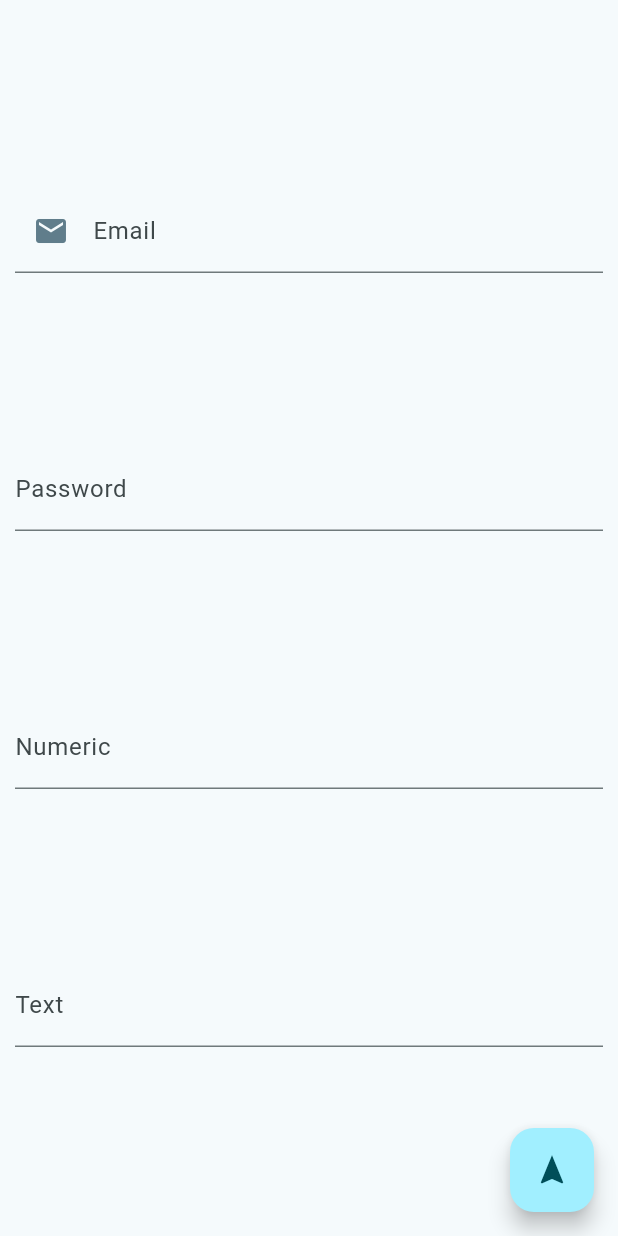
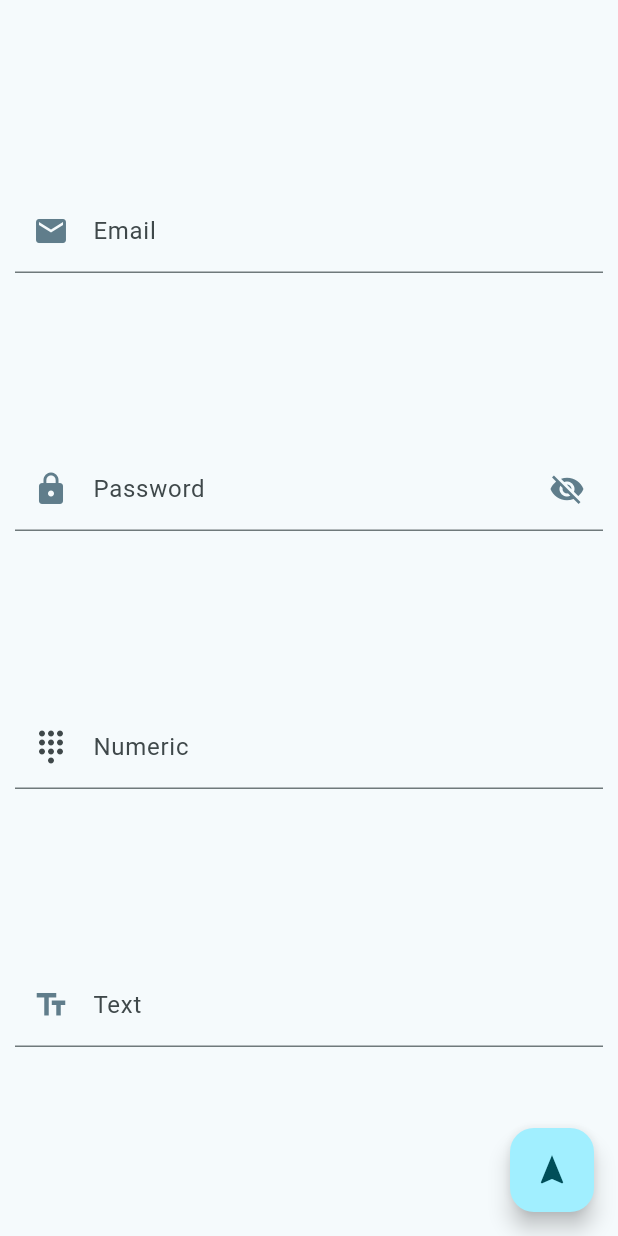
Before and after one commit to jvcss/anotes, a Flutter app: the screen it shows after launch, on a phone screen of 412 x 824 dp. Run offline on Flutter 3.47's test engine with Material 2 defaults, Android fonts, the light colour scheme and no system bars; our stand-ins replace email_validator, firebase_auth, firebase_core, sqflite; accounts and stored records are empty.

Commit message:
add UI Input widgets

```diff
--- a/lib/main.dart
+++ b/lib/main.dart
@@ -32,13 +32,13 @@ void main() {
         ChangeNotifierProvider(create: (context) => TopicProvider()),
         ChangeNotifierProvider(create: (context) => AuthenticationProvider()),
       ],
-      builder: (context, child) => /**const */ App(),
+      builder: (context, child) => const App(),
     ),
   );
 }
 
 class App extends StatelessWidget {
-  App({Key? key}) : super(key: key);
+  const App({Key? key}) : super(key: key);
 
   @override
   Widget build(BuildContext context) {
@@ -82,7 +82,6 @@ class Tester extends StatelessWidget {
                   mainAxisAlignment: MainAxisAlignment.spaceEvenly,
                   children: [
                     Input(
-                      key: key,
                       label: 'Email',
                       controller: emailController,
                       inputType: InputType.email,
@@ -96,11 +95,13 @@ class Tester extends StatelessWidget {
                       label: 'Numeric',
                       controller: numberController,
                       inputType: InputType.numeric,
+                      acceptsFloat: true,
                     ),
                     Input(
                       label: 'Text',
                       controller: textController,
                       inputType: InputType.text,
+                      multiline: true,
                     ),
                   ],
                 ))));
--- a/lib/ui/components/inputs.dart
+++ b/lib/ui/components/inputs.dart
@@ -1,4 +1,6 @@
+import 'package:email_validator/email_validator.dart';
 import 'package:flutter/material.dart';
+import 'package:flutter/services.dart';
 
 enum InputType {
   text,
@@ -7,27 +9,35 @@ enum InputType {
   numeric,
 }
 
-class Input extends StatelessWidget {
+class Input extends StatefulWidget {
   final String label;
   final TextEditingController controller;
-  final bool obscureText;
   final InputType inputType;
+  final bool acceptsFloat;
+  final bool multiline;
 
   const Input({
     Key? key,
     required this.label,
     required this.controller,
-    this.obscureText = false,
     required this.inputType,
+    this.acceptsFloat = false,
+    this.multiline = false,
   }) : super(key: key);
 
+  @override
+  State<Input> createState() => _InputState();
+}
+
+class _InputState extends State<Input> {
+  bool isPasswordVisible = false;
   @override
   Widget build(BuildContext context) {
     return _buildInputWidget();
   }
 
   Widget _buildInputWidget() {
-    switch (inputType) {
+    switch (widget.inputType) {
       case InputType.email:
         return _buildEmailInput();
       case InputType.password:
@@ -41,21 +51,32 @@ class Input extends StatelessWidget {
 
   Widget _buildTextInput() {
     return TextFormField(
-      controller: controller,
-      obscureText: obscureText,
+      controller: widget.controller,
+      obscureText: false,
       decoration: InputDecoration(
-        labelText: label,
+        labelText: widget.label,
+        prefixIconColor: Colors.blueGrey,
+        prefixIcon: const Icon(Icons.text_fields),
       ),
+      maxLines: widget.multiline
+          ? null
+          : 1, // Set maxLines based on the multiline parameter
+      validator: (value) {
+        if (value == null || value.isEmpty) {
+          return 'Please enter some text';
+        }
+        return null;
+      },
     );
   }
 
   Widget _buildEmailInput() {
     return TextFormField(
-      controller: controller,
+      controller: widget.controller,
       keyboardType: TextInputType.emailAddress,
       decoration: InputDecoration(
-          labelText: label,
-          hintText: 'meu_melhor_email@gmail.com',
+          labelText: widget.label,
+          hintText: 'my_best_email@gmail.com',
           prefixIconColor: Colors.blueGrey,
           prefixIcon: const Padding(
             padding: EdgeInsets.all(5),
@@ -66,13 +87,16 @@ class Input extends StatelessWidget {
       },
       autovalidateMode: AutovalidateMode.onUserInteraction,
       validator: (value) {
-        if (value == null || value.isEmpty) {
-          return 'Please enter an email';
+        if (value!.isEmpty) {
+          return 'Please enter your email';
         }
-        if (!_isValidEmail(value)) {
-          return 'Please enter a valid email';
+        if (!EmailValidator.validate(value)) {
+          return 'Please enter a valid email address';
         }
-        return null; // Return null to indicate the input is valid
+        if (!isAllowedEmailProvider(value)) {
+          return 'Please use a supported email provider (e.g., Google, Hotmail, Yahoo)';
+        }
+        return null;
       },
       textInputAction: TextInputAction.next,
     );
@@ -80,28 +104,107 @@ class Input extends StatelessWidget {
 
   Widget _buildPasswordInput() {
     return TextFormField(
-      controller: controller,
-      obscureText: true,
+      controller: widget.controller,
+      obscureText: !isPasswordVisible,
+      textInputAction: TextInputAction.next,
+      autovalidateMode: AutovalidateMode.onUserInteraction,
       decoration: InputDecoration(
-        labelText: label,
+        labelText: widget.label,
+        prefixIconColor: Colors.blueGrey,
+        suffixIconColor: Colors.blueGrey,
+        prefixIcon: const Icon(Icons.lock),
+        suffixIcon: GestureDetector(
+          onTap: () {
+            setState(() {
+              isPasswordVisible = !isPasswordVisible;
+            });
+          },
+          child: Icon(
+            isPasswordVisible ? Icons.visibility : Icons.visibility_off,
+          ),
+        ),
       ),
+      validator: (value) {
+        if (value == null || value.isEmpty) {
+          return 'Please enter a password';
+        }
+
+        var missingCriteria = <String>[];
+        missingCriteria = _isAllowedPassword(value);
+        if (missingCriteria.isNotEmpty) {
+          return 'Password must have ${missingCriteria.join(', ')}';
+        }
+
+        return null;
+      },
     );
   }
 
   Widget _buildNumericInput() {
+    TextInputType keyboardType;
+    List<TextInputFormatter> inputFormatters;
+    if (widget.acceptsFloat) {
+      keyboardType = const TextInputType.numberWithOptions(decimal: true);
+      inputFormatters = [
+        FilteringTextInputFormatter.allow(RegExp(r'^\d*\.?\d{0,2}'))
+      ];
+    } else {
+      keyboardType = TextInputType.number;
+      inputFormatters = [FilteringTextInputFormatter.digitsOnly];
+    }
+
     return TextFormField(
-      controller: controller,
-      keyboardType: TextInputType.number,
+      controller: widget.controller,
+      keyboardType: keyboardType,
+      inputFormatters: inputFormatters,
       decoration: InputDecoration(
-        labelText: label,
+        labelText: widget.label,
+        prefixIcon: const Icon(Icons.dialpad),
       ),
+      validator: (value) {
+        if (value == null || value.isEmpty) {
+          return 'Please enter a number';
+        }
+        return null;
+      },
     );
   }
 
-  bool _isValidEmail(String value) {
-    // Use a regular expression to validate email format
-    final emailRegExp = RegExp(
-        r'^[\w-]+(\.[\w-]+)*@[a-zA-Z0-9-]+(\.[a-zA-Z0-9-]+)*(\.[a-zA-Z]{2,})$');
-    return emailRegExp.hasMatch(value);
+  /// HELPERS
+  ///
+  bool isAllowedEmailProvider(String email) {
+    final providers = ['gmail', 'hotmail', 'live', 'outlook', 'yahoo'];
+    final emailParts = email.split('@');
+    if (emailParts.length == 2) {
+      final domain = emailParts[1].toLowerCase();
+      return providers.any((provider) => domain.contains(provider));
+    }
+    return false;
+  }
+
+  List<String> _isAllowedPassword(String value) {
+    final missingCriteria = <String>[];
+
+    if (value.length < 6) {
+      missingCriteria.add('at least 6 characters');
+    }
+
+    final letterRegExp = RegExp(r'[a-zA-Z]');
+    final numberRegExp = RegExp(r'\d');
+    final specialCharRegExp = RegExp(r'[!@#$%^&*(),.?":{}|<>]');
+
+    if (!letterRegExp.hasMatch(value)) {
+      missingCriteria.add('at least one letter');
+    }
+
+    if (!numberRegExp.hasMatch(value)) {
+      missingCriteria.add('at least one number');
+    }
+
+    if (!specialCharRegExp.hasMatch(value)) {
+      missingCriteria.add('at least one special character');
+    }
+
+    return missingCriteria;
   }
 }
```
